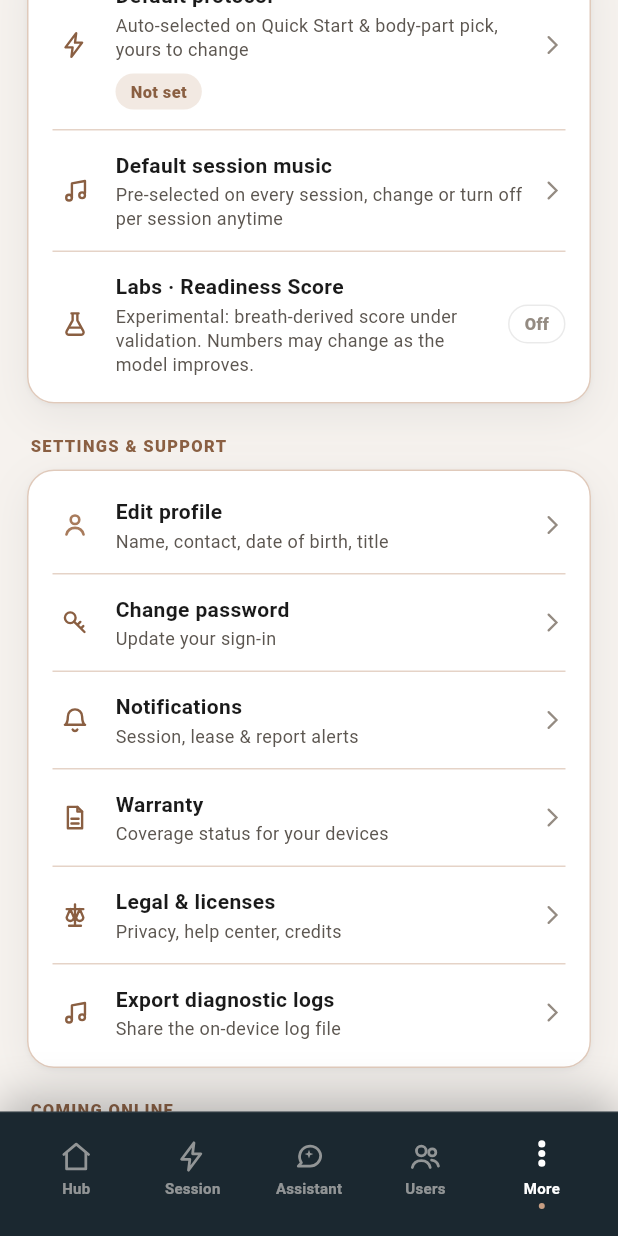
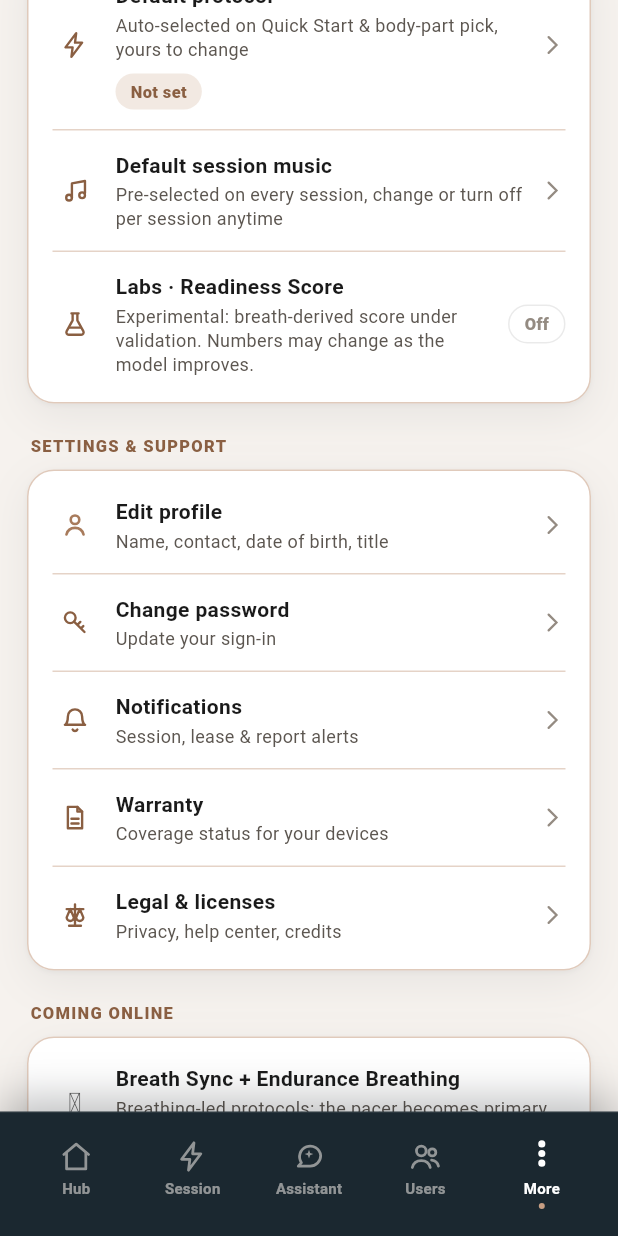
Before and after one commit to sdsadmins/hydrawav3-mobile-app, a Flutter app: the SettingsScreen screen opened by its route, scrolled down 1152 dp, on a phone screen of 412 x 824 dp. Run offline on Flutter 3.47's test engine with Material 3 defaults, Android fonts, the phone set to English and light mode, and no system bars; our stand-ins replace connectivity_plus, dio, drift, drift_flutter, file_picker, flutter_blue_plus and 13 more; missing offline and left inert: audio_session, flutter_inappwebview; accounts and stored records are empty; generated files the repository leaves out were written again; network calls fail; project files that could hold a hidden picture were left out.

Commit message:
hide export logs

```diff
--- a/lib/features/settings/presentation/screens/settings_screen.dart
+++ b/lib/features/settings/presentation/screens/settings_screen.dart
@@ -1121,12 +1121,12 @@ class _SupportSection extends ConsumerWidget {
             subtitle: 'Privacy, help center, credits',
             onTap: () => context.push(RoutePaths.legal),
           ),
-          _MoreRow(
-            icon: HwIcons.note,
-            title: 'Export diagnostic logs',
-            subtitle: 'Share the on-device log file',
-            onTap: () => _shareDiagnosticLogs(context),
-          ),
+          // _MoreRow(
+          //   icon: HwIcons.note,
+          //   title: 'Export diagnostic logs',
+          //   subtitle: 'Share the on-device log file',
+          //   onTap: () => _shareDiagnosticLogs(context),
+          // ),
         ]),
       ],
     );
--- a/pubspec.yaml
+++ b/pubspec.yaml
@@ -1,7 +1,7 @@
 name: hydrawav3
 description: Hydrawav3 Pro - Physical therapy device control app
 publish_to: "none"
-version: 1.0.8+5
+version: 1.0.9+1
 
 environment:
   sdk: ^3.6.0
```
